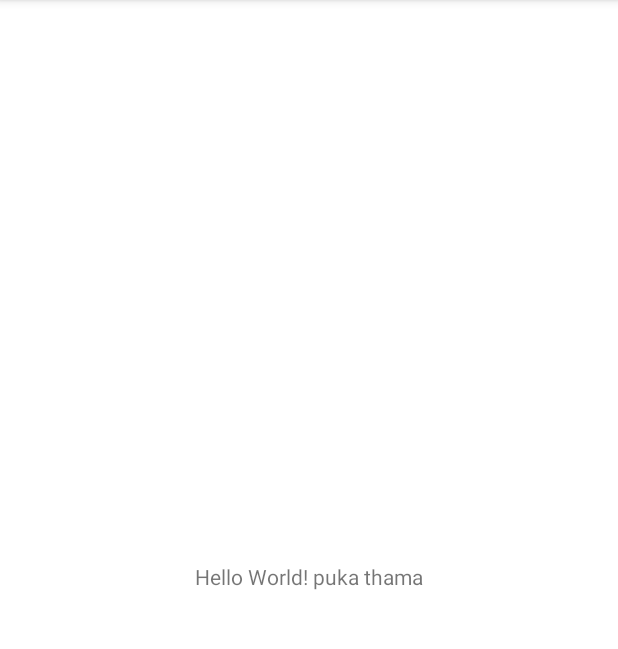
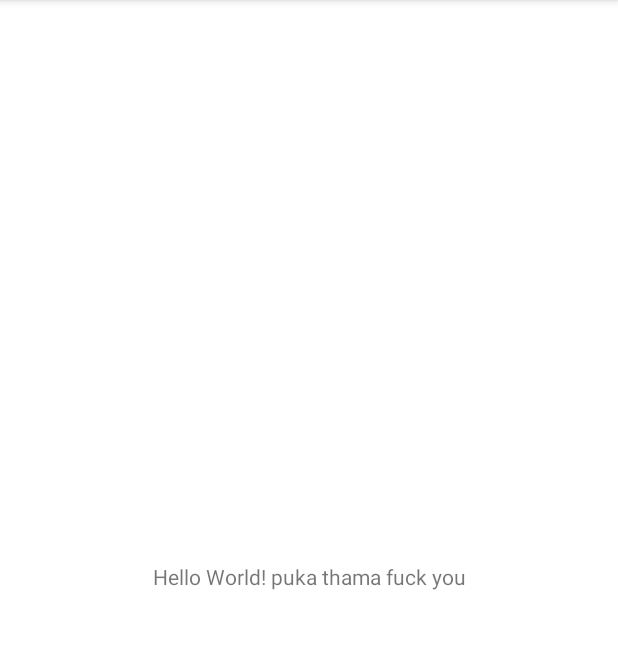
Before and after one commit to ArunaAP/Team_Bytecode, an Android app: the screen it shows after launch (MainActivity), on a phone screen of 412 x 824 dp, the part 84-733 px from its top. Run offline under Robolectric (Android 15) with nearby library versions, the phone set to English and light mode, and no system bars.

Commit message:
update xml

```diff
--- a/Healthify/app/src/main/res/layout/activity_main.xml
+++ b/Healthify/app/src/main/res/layout/activity_main.xml
@@ -9,7 +9,7 @@
     <TextView
         android:layout_width="wrap_content"
         android:layout_height="wrap_content"
-        android:text="Hello World! puka thama"
+        android:text="Hello World! puka thama fuck you"
         app:layout_constraintBottom_toBottomOf="parent"
         app:layout_constraintLeft_toLeftOf="parent"
         app:layout_constraintRight_toRightOf="parent"
```
